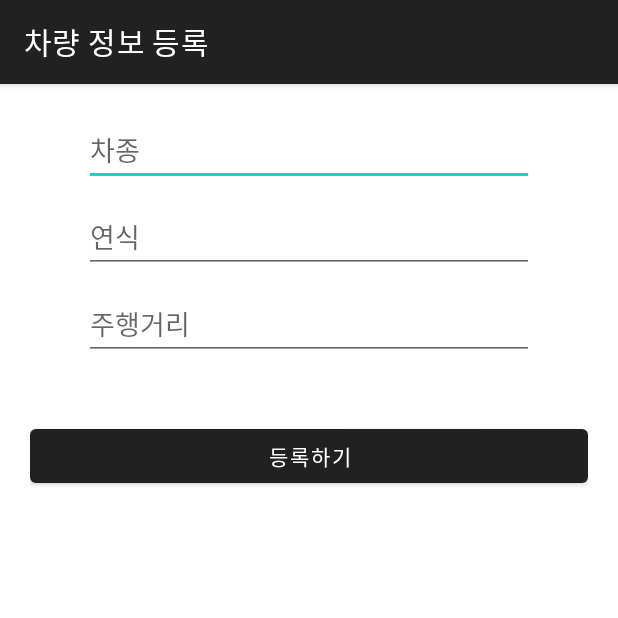
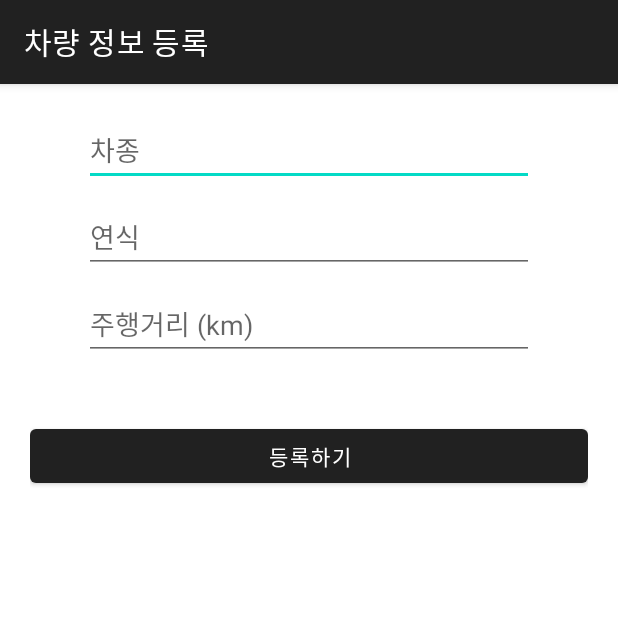
Before and after one commit to KangJiSseok/Mobility, an Android app: the CarInfoActivity screen opened directly, with no data from a screen before it, on a phone screen of 412 x 824 dp, the top half of it. Run offline under Robolectric (Android 15) with nearby library versions, the phone set to English and light mode, and no system bars.

Commit message:
Update activity_car_info.xml

```diff
--- a/app/src/main/res/layout/activity_car_info.xml
+++ b/app/src/main/res/layout/activity_car_info.xml
@@ -30,7 +30,7 @@
         <EditText
             android:layout_width="300dp"
             android:layout_height="wrap_content"
-            android:hint="주행거리"
+            android:hint="주행거리 (km)"
             android:id="@+id/odo"
             android:inputType="number"
             android:layout_marginBottom="10dp" />
```
